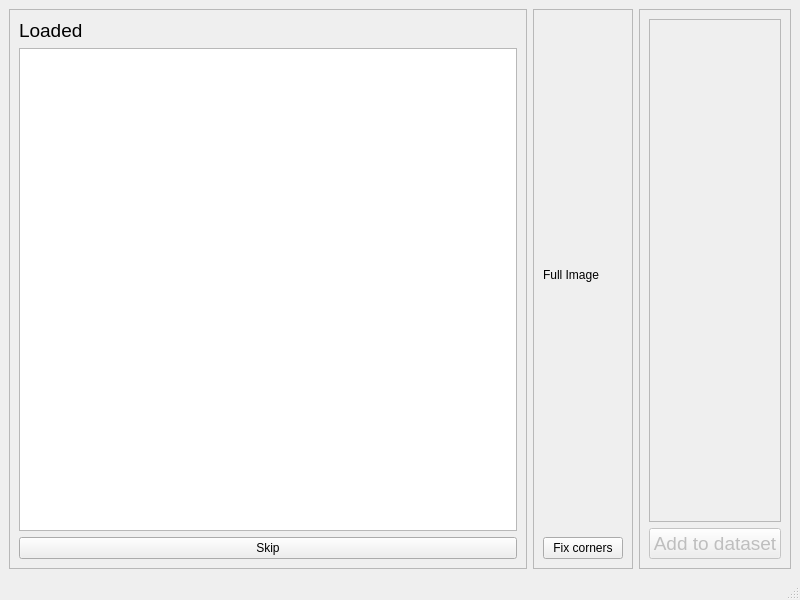
The window that tools/create dataset/create_dataset.ui (Limuranius/ShogiBoardReader) describes before a commit, drawn with Qt 5.
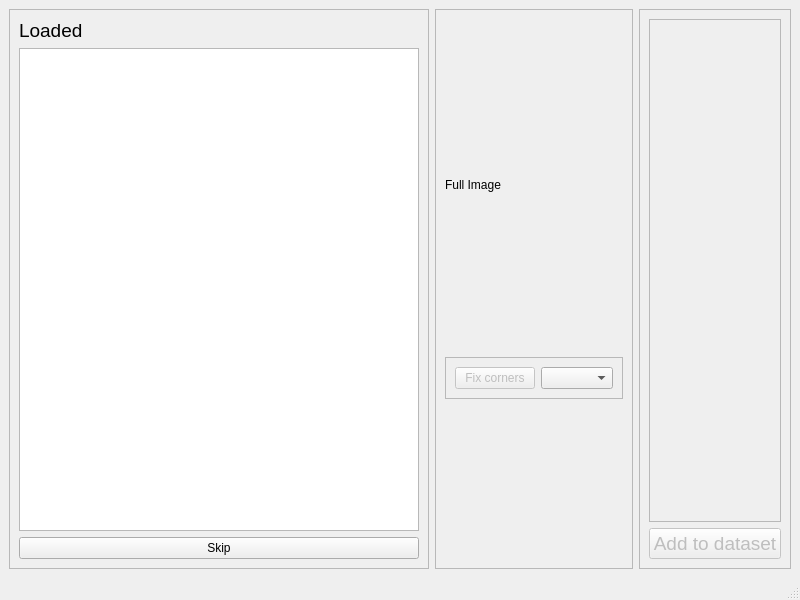
The same window after the commit. Custom widgets are drawn as their Qt base class.

```diff
--- a/tools/create dataset/create_dataset.ui
+++ b/tools/create dataset/create_dataset.ui
@@ -60,16 +60,46 @@
       <layout class="QVBoxLayout" name="verticalLayout">
        <item>
         <widget class="ImageLabel" name="full_img_label">
+         <property name="sizePolicy">
+          <sizepolicy hsizetype="Fixed" vsizetype="Fixed">
+           <horstretch>0</horstretch>
+           <verstretch>0</verstretch>
+          </sizepolicy>
+         </property>
          <property name="text">
           <string>Full Image</string>
          </property>
         </widget>
        </item>
        <item>
-        <widget class="QPushButton" name="pushButton_fix_corners">
-         <property name="text">
-          <string>Fix corners</string>
+        <widget class="QFrame" name="frame_5">
+         <property name="sizePolicy">
+          <sizepolicy hsizetype="Preferred" vsizetype="Fixed">
+           <horstretch>0</horstretch>
+           <verstretch>0</verstretch>
+          </sizepolicy>
          </property>
+         <property name="frameShape">
+          <enum>QFrame::StyledPanel</enum>
+         </property>
+         <property name="frameShadow">
+          <enum>QFrame::Raised</enum>
+         </property>
+         <layout class="QGridLayout" name="gridLayout">
+          <item row="0" column="0">
+           <widget class="QPushButton" name="pushButton_fix_corners">
+            <property name="enabled">
+             <bool>false</bool>
+            </property>
+            <property name="text">
+             <string>Fix corners</string>
+            </property>
+           </widget>
+          </item>
+          <item row="0" column="1">
+           <widget class="QComboBox" name="comboBox_corner_detector"/>
+          </item>
+         </layout>
         </widget>
        </item>
       </layout>
```
